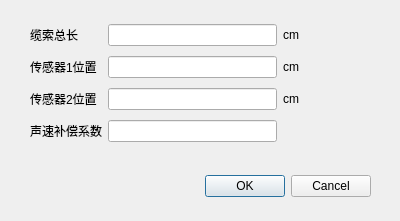
Old version of the form Dialog_ParamConfig.ui in the repository imjustadog/AE-ANALYSIS-GUI.
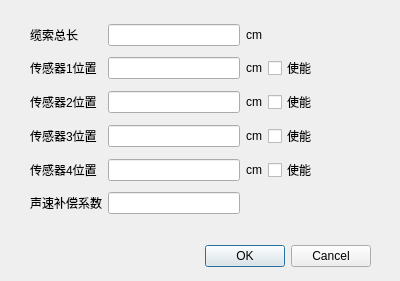
New version of the form.

```diff
--- a/Dialog_ParamConfig.ui
+++ b/Dialog_ParamConfig.ui
@@ -7,7 +7,7 @@
     <x>0</x>
     <y>0</y>
     <width>400</width>
-    <height>221</height>
+    <height>281</height>
    </rect>
   </property>
   <property name="windowTitle">
@@ -17,7 +17,7 @@
    <property name="geometry">
     <rect>
      <x>30</x>
-     <y>170</y>
+     <y>240</y>
      <width>341</width>
      <height>32</height>
     </rect>
@@ -34,8 +34,8 @@
     <rect>
      <x>30</x>
      <y>20</y>
-     <width>269</width>
-     <height>128</height>
+     <width>287</width>
+     <height>198</height>
     </rect>
    </property>
    <layout class="QGridLayout" name="gridLayout">
@@ -46,23 +46,6 @@
       </property>
      </widget>
     </item>
-    <item row="0" column="1">
-     <widget class="QLineEdit" name="lineEdit_cablelength"/>
-    </item>
-    <item row="0" column="2">
-     <widget class="QLabel" name="label_4">
-      <property name="text">
-       <string>cm</string>
-      </property>
-     </widget>
-    </item>
-    <item row="1" column="0">
-     <widget class="QLabel" name="label_2">
-      <property name="text">
-       <string>传感器1位置</string>
-      </property>
-     </widget>
-    </item>
     <item row="1" column="1">
      <widget class="QLineEdit" name="lineEdit_sensor1loc"/>
     </item>
@@ -80,6 +63,16 @@
       </property>
      </widget>
     </item>
+    <item row="0" column="1">
+     <widget class="QLineEdit" name="lineEdit_cablelength"/>
+    </item>
+    <item row="1" column="0">
+     <widget class="QLabel" name="label_2">
+      <property name="text">
+       <string>传感器1位置</string>
+      </property>
+     </widget>
+    </item>
     <item row="2" column="1">
      <widget class="QLineEdit" name="lineEdit_sensor2loc"/>
     </item>
@@ -90,16 +83,85 @@
       </property>
      </widget>
     </item>
-    <item row="3" column="0">
+    <item row="0" column="2">
+     <widget class="QLabel" name="label_4">
+      <property name="text">
+       <string>cm</string>
+      </property>
+     </widget>
+    </item>
+    <item row="5" column="0">
      <widget class="QLabel" name="label_7">
       <property name="text">
        <string>声速补偿系数</string>
       </property>
      </widget>
     </item>
-    <item row="3" column="1">
+    <item row="5" column="1">
      <widget class="QLineEdit" name="lineEdit_speedcompensate"/>
     </item>
+    <item row="2" column="3">
+     <widget class="QCheckBox" name="checkBox_sensor2enabled">
+      <property name="text">
+       <string>使能</string>
+      </property>
+     </widget>
+    </item>
+    <item row="1" column="3">
+     <widget class="QCheckBox" name="checkBox_sensor1enabled">
+      <property name="text">
+       <string>使能</string>
+      </property>
+     </widget>
+    </item>
+    <item row="3" column="1">
+     <widget class="QLineEdit" name="lineEdit_sensor3loc"/>
+    </item>
+    <item row="4" column="1">
+     <widget class="QLineEdit" name="lineEdit_sensor4loc"/>
+    </item>
+    <item row="3" column="0">
+     <widget class="QLabel" name="label_8">
+      <property name="text">
+       <string>传感器3位置</string>
+      </property>
+     </widget>
+    </item>
+    <item row="4" column="0">
+     <widget class="QLabel" name="label_9">
+      <property name="text">
+       <string>传感器4位置</string>
+      </property>
+     </widget>
+    </item>
+    <item row="3" column="2">
+     <widget class="QLabel" name="label_10">
+      <property name="text">
+       <string>cm</string>
+      </property>
+     </widget>
+    </item>
+    <item row="4" column="2">
+     <widget class="QLabel" name="label_11">
+      <property name="text">
+       <string>cm</string>
+      </property>
+     </widget>
+    </item>
+    <item row="3" column="3">
+     <widget class="QCheckBox" name="checkBox_sensor3enabled">
+      <property name="text">
+       <string>使能</string>
+      </property>
+     </widget>
+    </item>
+    <item row="4" column="3">
+     <widget class="QCheckBox" name="checkBox_sensor4enabled">
+      <property name="text">
+       <string>使能</string>
+      </property>
+     </widget>
+    </item>
    </layout>
   </widget>
  </widget>
```
